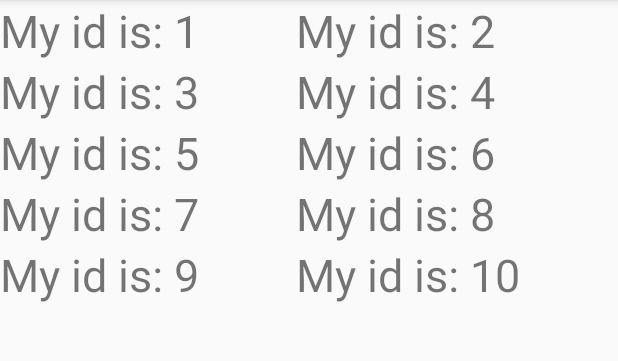
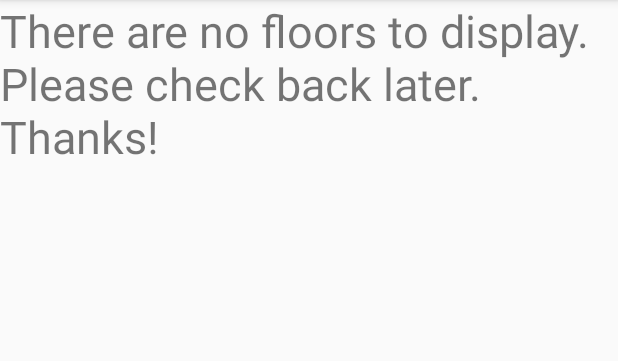
Before and after one commit to rounaksalim95/Transit_Hub-Parking-Garage-App, an Android app: the MainActivity screen opened directly, with no data from a screen before it, on a phone screen of 412 x 824 dp, the part 84-445 px from its top. Run offline under Robolectric (Android 15) with nearby library versions, the phone set to English and light mode, and no system bars; libraries missing offline, so code that uses them is left out: com.loopj.android; 3 statements that could not run were skipped.

```diff
--- a/Transit-Hub/app/src/main/AndroidManifest.xml
+++ b/Transit-Hub/app/src/main/AndroidManifest.xml
@@ -24,6 +24,7 @@
                 <category android:name="android.intent.category.LAUNCHER" />
             </intent-filter>
         </activity>
+        <activity android:name=".Parking_Space_Activity"></activity>
     </application>
 
 </manifest>
--- a/Transit-Hub/app/src/main/java/com/example/rounaksalim95/transit_hub/MainActivity.java
+++ b/Transit-Hub/app/src/main/java/com/example/rounaksalim95/transit_hub/MainActivity.java
@@ -5,34 +5,59 @@ import android.support.v7.app.AppCompatActivity;
 import android.os.Bundle;
 import android.view.Menu;
 import android.view.MenuItem;
-import android.widget.TableLayout;
-import android.widget.TableRow;
+import android.view.View;
+import android.widget.Button;
+import android.widget.LinearLayout;
 import android.widget.TextView;
 
 import org.json.*;
 
 import com.loopj.android.http.*;
 
-import cz.msebera.android.httpclient.Header;
-
 public class MainActivity extends AppCompatActivity {
 
-    private TableLayout mTableLayout;
+    private LinearLayout mLinearLayout;
 
     // JSONArray that holds the different garage Json objects
     private JSONArray garageHolder;
+
+    // JSONObject that holds the Json data for the appropriate garage
+    private JSONObject garage;
+
+    // JSONArray that holds the Json data for the floors in the garage
+    private JSONArray floors;
+
+    // JSONObject that holds each individual floor
+    private JSONObject floor;
+
+    // Name of the garage
+    private String garageName;
+
+    // Id of the garage
+    private int id;
+
+    // Default value used while extracting id from intent
+    private final int DEFAULT_VALUE = -1;
 
     @Override
     protected void onCreate(Bundle savedInstanceState) {
         super.onCreate(savedInstanceState);
         setContentView(R.layout.activity_main);
 
-        mTableLayout = (TableLayout) findViewById(R.id.mainTable);
+        mLinearLayout = (LinearLayout) findViewById(R.id.floorView);
+        Intent intent = getIntent();
+
+        // Get the id of the garage
+        id = intent.getIntExtra("id", DEFAULT_VALUE);
 
         // Get the JsonArray String data present in the intent
-        Intent intent = getIntent();
-        String jsonString = intent.getDataString();
+        try {
+            garageHolder = new JSONArray(intent.getStringExtra("garages"));
+        } catch (JSONException e) {
+            e.printStackTrace();
+        }
 
+        System.out.println("+++++++++++++++++++++++++++++++" + "\n" + garageHolder + "\n" + "This is the id: "  + id);
 
         try {
             test();
@@ -69,84 +94,49 @@ public class MainActivity extends AppCompatActivity {
 
     public void test() throws JSONException {
 
-        for (int i = 1; i < 10; i += 2) {
-            // Create a table row to add to the TableLayout
-            TableRow row = new TableRow(this);
+        // Get the Json data for the appropriate garage
+        garage = garageHolder.getJSONObject(id);
 
-            // Declare the layoutParams for the table row and textviews
-            TableRow.LayoutParams lp = new TableRow.LayoutParams(TableRow.LayoutParams.MATCH_PARENT);
-            TableRow.LayoutParams tvlp = new TableRow.LayoutParams(TableRow.LayoutParams.WRAP_CONTENT);
-            row.setLayoutParams(lp);
+        floors = garage.getJSONArray("floors");
 
-            TextView lhs = new TextView(this);
-            lhs.setId(i);
-            lhs.setTextSize(30);
-            lhs.setText("My id is: " + Integer.toString(lhs.getId()));
-            lhs.setLayoutParams(tvlp);
-            row.addView(lhs);
+        int floorNumber;
 
+        if (floors != null) {
 
-            TextView rhs = new TextView(this);
-            rhs.setId(i + 1);
-            rhs.setTextSize(30);
-            rhs.setText("My id is: " + Integer.toString(rhs.getId()));
-            rhs.setLayoutParams(tvlp);
-            row.addView(rhs);
+            // Loop through all the garages in the database and display buttons for them
+            for (int i = 0; i < floors.length(); ++i) {
 
-            mTableLayout.addView(row);
+                Button button = new Button(this);
 
+                // Get the floor number from the JSONArray
+                floor = floors.getJSONObject(i);
+                floorNumber = floor.getInt("floorNumber");
+
+                button.setText("Floor Number: " + floorNumber);
+
+                button.setId(i);
+
+                button.setOnClickListener(new View.OnClickListener() {
+                    @Override
+                    public void onClick(View view) {
+                        Intent intent = new Intent(getBaseContext(), Parking_Space_Activity.class);
+                        intent.putExtra("floor", floor.toString());
+                        startActivity(intent);
+                    }
+                });
+
+                mLinearLayout.addView(button);
+
+            }
+        } else {
+
+            // Create a TextView to display message if no garages present
+            TextView textView = new TextView(this);
+            textView.setText("There are no floors to display. Please check back later. Thanks!");
+            textView.setTextSize(30);
+            mLinearLayout.addView(textView);
         }
-
-        getGarageInfo();
 
     }
 
-
-    public void getGarageInfo() throws JSONException {
-        TransitRestClient.get("readings/", null, new JsonHttpResponseHandler() {
-            @Override
-            public void onSuccess(int statusCode, Header[] headers, JSONObject response) {
-                // If the response is JSONObject instead of expected JSONArray
-                System.out.println("Wow, we're here!!!");
-            }
-
-            @Override
-            public void onSuccess(int statusCode, Header[] headers, JSONArray timeline) {
-                // Pull out the first event on the public timeline
-                JSONObject firstEvent = null;
-                try {
-                    firstEvent = (JSONObject) timeline.get(0);
-                } catch (JSONException e) {
-                    e.printStackTrace();
-                }
-
-                System.out.println(firstEvent.toString());
-                /*ParkingGarage parkingGarage = gson.fromJson(firstEvent.toString(), ParkingGarage.class);
-                System.out.println("This is the json to java object: " + parkingGarage + "\n");
-
-                String result = null, lhsSpots = null, rhsSpots = null, floors = null;
-                try {
-                    result = firstEvent.getString("garageName");
-                    lhsSpots = firstEvent.getString("lhsSpots");
-                    rhsSpots = firstEvent.getString("rhsSpots");
-                    floors = firstEvent.getString("floors");
-                } catch (JSONException e) {
-                    e.printStackTrace();
-                } */
-
-                try {
-                    garageHolder = firstEvent.getJSONArray("garages");
-                    System.out.println(garageHolder);
-
-                    JSONObject jsonGarage = garageHolder.getJSONObject(0);
-                    System.out.println(jsonGarage);
-                    JSONArray jsonFloors = jsonGarage.getJSONArray("floors");
-                    System.out.println(jsonFloors);
-                } catch (JSONException e) {
-                    e.printStackTrace();
-                }
-            }
-        });
-    }
-
 }
--- a/Transit-Hub/app/src/main/java/com/example/rounaksalim95/transit_hub/Start.java
+++ b/Transit-Hub/app/src/main/java/com/example/rounaksalim95/transit_hub/Start.java
@@ -20,9 +20,6 @@ public class Start extends AppCompatActivity {
 
     // Holds reference to the LinearLayout inside the ScrollView to add buttons dynamically
     private LinearLayout mLinearLayout;
-
-    // Holds the Json objects for the garages
-    private JSONArray garageHolder;
 
     @Override
     protected void onCreate(Bundle savedInstanceState) {
@@ -57,13 +54,16 @@ public class Start extends AppCompatActivity {
                 garage = garageJson.getJSONObject(i);
                 garageName = garage.getString("garageName");
 
-                button.setText("This is : " + garageName);
+                button.setText(garageName);
+
+                button.setId(i);
 
                 button.setOnClickListener(new View.OnClickListener() {
                     @Override
                     public void onClick(View view) {
                         Intent intent = new Intent(getBaseContext(), MainActivity.class);
-                        intent.putExtra("garage", garageJson.toString());
+                        intent.putExtra("garages", garageJson.toString());
+                        intent.putExtra("id", view.getId());
                         startActivity(intent);
                     }
                 });
--- a/Transit-Hub/app/src/main/res/layout/activity_main.xml
+++ b/Transit-Hub/app/src/main/res/layout/activity_main.xml
@@ -1,9 +1,15 @@
 <?xml version="1.0" encoding="utf-8"?>
 
+<ScrollView xmlns:android="http://schemas.android.com/apk/res/android"
+    android:layout_height="match_parent"
+    android:layout_width="match_parent">
 
-    <TableLayout xmlns:android="http://schemas.android.com/apk/res/android"
-        android:id="@+id/mainTable"
+    <LinearLayout
+        android:id="@+id/floorView"
         android:layout_width="match_parent"
-        android:layout_height="wrap_content"
-        android:stretchColumns="0,1">
-    </TableLayout>
+        android:layout_height="match_parent"
+        android:orientation="vertical">
+
+    </LinearLayout>
+
+</ScrollView>
```
